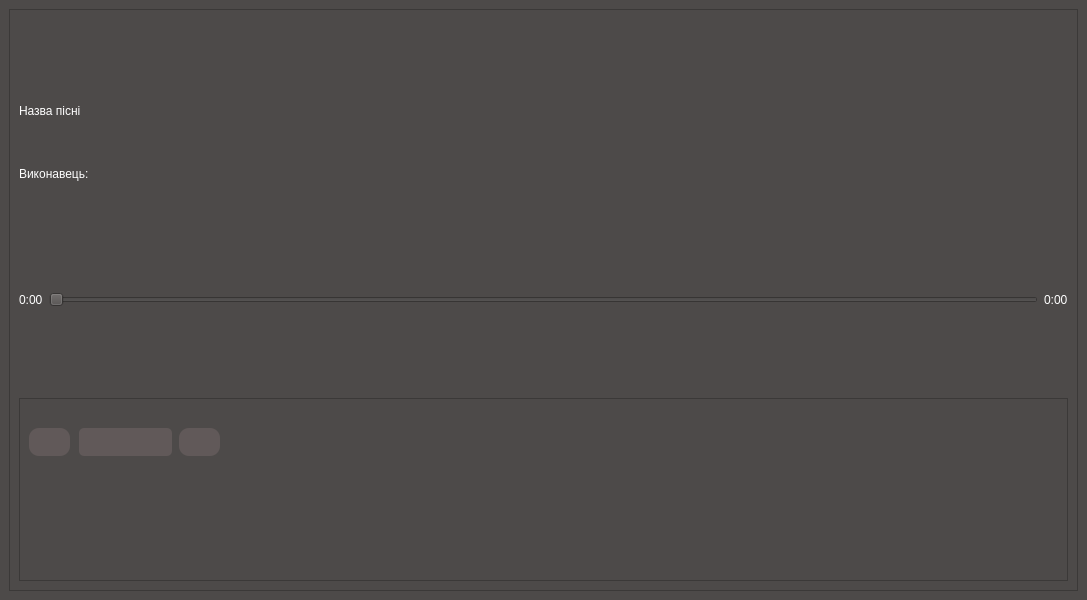
Above: untitled.ui from VitalikLutsyshyn/Music-player before the change. Below: the same form after it.
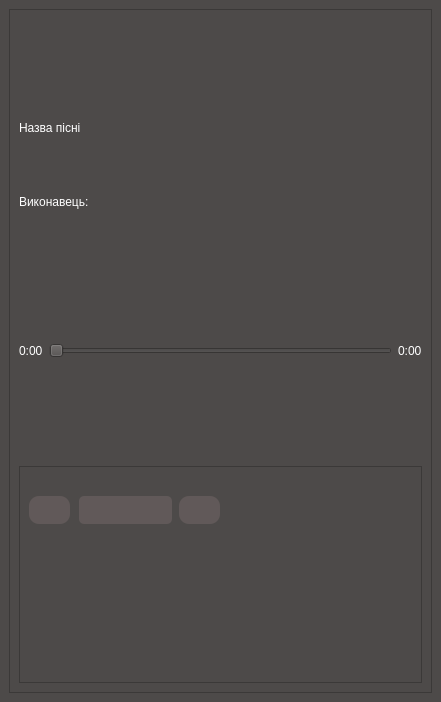
That is the form after the change. Icons and pictures are not drawn.

```diff
--- a/untitled.ui
+++ b/untitled.ui
@@ -6,8 +6,8 @@
    <rect>
     <x>0</x>
     <y>0</y>
-    <width>1087</width>
-    <height>600</height>
+    <width>441</width>
+    <height>702</height>
    </rect>
   </property>
   <property name="font">
```
Left out of the diff: 8 changed lines with no effect on the pictures.
